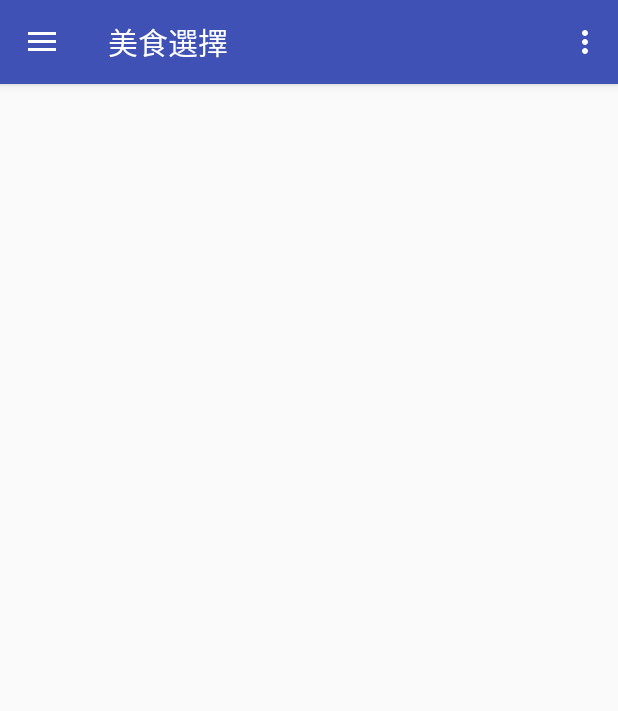
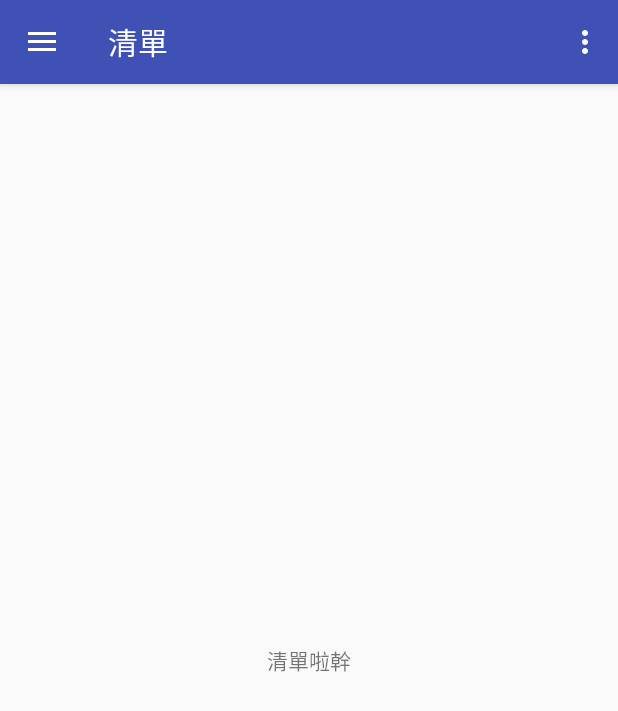
Before and after one commit to karta1133852/FoodDrawer, an Android app: the screen it shows after launch (MainActivity), in the side drawer, after a tap on "檢視清單", on a phone screen of 412 x 824 dp. Shown: the top 711 px of the screen. Run offline under Robolectric (Android 15) with nearby library versions, the phone set to English and light mode, and no system bars.

Commit message:
Backup before change whole project

```diff
--- a/app/build.gradle
+++ b/app/build.gradle
@@ -22,6 +22,7 @@ dependencies {
     implementation fileTree(include: ['*.jar'], dir: 'libs')
     implementation 'com.android.support:appcompat-v7:26.1.0'
     implementation 'com.android.support.constraint:constraint-layout:1.1.3'
+    implementation 'com.android.support:support-v4:26.1.0'
     testImplementation 'junit:junit:4.12'
     androidTestImplementation 'com.android.support.test:runner:1.0.2'
     androidTestImplementation 'com.android.support.test.espresso:espresso-core:3.0.2'
--- /dev/null
+++ b/app/src/main/java/com/shokaku/hayate/fooddrawer/DataListFragment.java
@@ -0,0 +1,29 @@
+package com.shokaku.hayate.fooddrawer;
+
+
+import android.os.Bundle;
+import android.support.v4.app.Fragment;
+import android.view.LayoutInflater;
+import android.view.View;
+import android.view.ViewGroup;
+
+
+/**
+ * A simple {@link Fragment} subclass.
+ */
+public class DataListFragment extends Fragment {
+
+
+  public DataListFragment() {
+    // Required empty public constructor
+  }
+
+
+  @Override
+  public View onCreateView(LayoutInflater inflater, ViewGroup container,
+                           Bundle savedInstanceState) {
+    // Inflate the layout for this fragment
+    return inflater.inflate(R.layout.fragment_data_list, container, false);
+  }
+
+}
--- /dev/null
+++ b/app/src/main/java/com/shokaku/hayate/fooddrawer/DrawFragment.java
@@ -0,0 +1,29 @@
+package com.shokaku.hayate.fooddrawer;
+
+
+import android.os.Bundle;
+import android.support.v4.app.Fragment;
+import android.view.LayoutInflater;
+import android.view.View;
+import android.view.ViewGroup;
+
+
+/**
+ * A simple {@link Fragment} subclass.
+ */
+public class DrawFragment extends Fragment {
+
+
+  public DrawFragment() {
+    // Required empty public constructor
+  }
+
+
+  @Override
+  public View onCreateView(LayoutInflater inflater, ViewGroup container,
+                           Bundle savedInstanceState) {
+    // Inflate the layout for this fragment
+    return inflater.inflate(R.layout.fragment_draw, container, false);
+  }
+
+}
--- a/app/src/main/java/com/shokaku/hayate/fooddrawer/MainActivity.java
+++ b/app/src/main/java/com/shokaku/hayate/fooddrawer/MainActivity.java
@@ -22,7 +22,7 @@ public class MainActivity extends AppCompatActivity {
     final DrawerLayout drawerLayout = (DrawerLayout) findViewById(R.id.drawerLayout);
     NavigationView navigationView = (NavigationView) findViewById(R.id.nav_view);
 
-    Toolbar toolbar = (Toolbar) findViewById(R.id.toolbar);
+    final Toolbar toolbar = (Toolbar) findViewById(R.id.toolbar);
     // 用toolbar做為APP的ActionBar
     setSupportActionBar(toolbar);
 
@@ -45,9 +45,15 @@ public class MainActivity extends AppCompatActivity {
 
         // 依照id判斷點了哪個項目並做相應事件
         if (id == R.id.menu_drawer) {
+          toolbar.setTitle("抽東西ㄘ");
+          DrawFragment drawFragment = new DrawFragment();
+          getSupportFragmentManager().beginTransaction().replace(R.id.fragment, drawFragment).commit();
           return true;
         }
         else if (id == R.id.menu_list) {
+          toolbar.setTitle("清單");
+          DataListFragment dataListFragment = new DataListFragment();
+          getSupportFragmentManager().beginTransaction().replace(R.id.fragment, dataListFragment).commit();
           return true;
         }
         return false;
--- a/app/src/main/res/layout/activity_main.xml
+++ b/app/src/main/res/layout/activity_main.xml
@@ -6,14 +6,21 @@ android:id="@+id/drawerLayout"
   android:layout_width="match_parent"
   android:layout_height="match_parent"
   android:fitsSystemWindows="true"
-tools:context=".MainActivity">
+  tools:context=".MainActivity"
+  tools:openDrawer="start">
 
 <!--主畫面-->
+  <LinearLayout
+    android:layout_width="match_parent"
+    android:layout_height="match_parent"
+    android:orientation="vertical">
+
     <include
       layout="@layout/app_bar_main"
       android:layout_width="match_parent"
       android:layout_height="match_parent" />
 
+  </LinearLayout>
 
 
   <!--側邊選單-->
--- a/app/src/main/res/layout/app_bar_main.xml
+++ b/app/src/main/res/layout/app_bar_main.xml
@@ -5,6 +5,8 @@
   android:layout_width="match_parent"
   android:layout_height="match_parent"
   tools:context=".MainActivity">
+
+  <include layout="@layout/content_main" />
 
   <android.support.design.widget.AppBarLayout
     android:layout_width="match_parent"
@@ -26,8 +28,4 @@
 
   </android.support.design.widget.AppBarLayout>
 
-  <include layout="@layout/content_main" />
-
-
-
 </android.support.design.widget.CoordinatorLayout>
--- a/app/src/main/res/layout/content_main.xml
+++ b/app/src/main/res/layout/content_main.xml
@@ -1,6 +1,16 @@
 <?xml version="1.0" encoding="utf-8"?>
-<android.support.constraint.ConstraintLayout
-  xmlns:android="http://schemas.android.com/apk/res/android" android:layout_width="match_parent"
-  android:layout_height="match_parent">
+<android.support.constraint.ConstraintLayout xmlns:android="http://schemas.android.com/apk/res/android"
+  xmlns:app="http://schemas.android.com/apk/res-auto"
+  xmlns:tools="http://schemas.android.com/tools"
+  android:layout_width="match_parent"
+  android:layout_height="match_parent"
+  app:layout_behavior="@string/appbar_scrolling_view_behavior"
+  tools:context=".MainActivity"
+  tools:showIn="@layout/app_bar_main">
+
+  <FrameLayout
+    android:id="@+id/fragment"
+    android:layout_width="match_parent"
+    android:layout_height="match_parent" />
 
 </android.support.constraint.ConstraintLayout>
--- /dev/null
+++ b/app/src/main/res/layout/fragment_data_list.xml
@@ -0,0 +1,20 @@
+<android.support.constraint.ConstraintLayout xmlns:android="http://schemas.android.com/apk/res/android"
+  xmlns:app="http://schemas.android.com/apk/res-auto"
+  xmlns:tools="http://schemas.android.com/tools"
+  android:layout_width="match_parent"
+  android:layout_height="match_parent"
+  tools:context="com.shokaku.hayate.fooddrawer.DataListFragment">
+
+  <!-- TODO: Update blank fragment layout -->
+  <TextView
+    android:layout_width="wrap_content"
+    android:layout_height="wrap_content"
+
+    android:text="清單啦幹"
+    app:layout_constraintBottom_toBottomOf="parent"
+    app:layout_constraintEnd_toEndOf="parent"
+    app:layout_constraintHorizontal_bias="0.5"
+    app:layout_constraintStart_toStartOf="parent"
+    app:layout_constraintTop_toTopOf="parent" />
+
+</android.support.constraint.ConstraintLayout>
--- /dev/null
+++ b/app/src/main/res/layout/fragment_draw.xml
@@ -0,0 +1,14 @@
+<FrameLayout xmlns:android="http://schemas.android.com/apk/res/android"
+  xmlns:tools="http://schemas.android.com/tools"
+  android:layout_width="match_parent"
+  android:layout_height="match_parent"
+  tools:context="com.shokaku.hayate.fooddrawer.DrawFragment">
+
+  <!-- TODO: Update blank fragment layout -->
+
+  <Button
+    android:layout_width="wrap_content"
+    android:layout_height="wrap_content"
+    android:text="@string/draw_button" />
+
+</FrameLayout>
--- /dev/null
+++ b/app/src/main/res/values-v21/styles.xml
@@ -0,0 +1,10 @@
+<?xml version="1.0" encoding="utf-8"?>
+<resources>
+
+  <style name="AppTheme.NoActionBar">
+    <item name="windowActionBar">false</item>
+    <item name="windowNoTitle">true</item>
+    <item name="android:statusBarColor">@android:color/transparent</item>
+  </style>
+
+</resources>
--- a/app/src/main/res/values/strings.xml
+++ b/app/src/main/res/values/strings.xml
@@ -14,4 +14,9 @@
   <string name="menu_list">檢視清單</string>
   <string name="menu_drawer">抽東西ㄘ</string>
 
+  <string name="draw_button">點我ㄘ啥</string>
+
+  <!-- TODO: Remove or change this placeholder text -->
+  <string name="hello_blank_fragment">Hello blank fragment</string>
+
 </resources>
--- a/app/src/main/res/values/styles.xml
+++ b/app/src/main/res/values/styles.xml
@@ -8,7 +8,7 @@
     <item name="colorAccent">@color/colorAccent</item>
   </style>
 
-  <style name="AppTheme.NoActionBar" parent="AppTheme">
+  <style name="AppTheme.NoActionBar">
     <item name="windowActionBar">false</item>
     <item name="windowNoTitle">true</item>
   </style>
--- a/build.gradle
+++ b/build.gradle
@@ -7,7 +7,7 @@ buildscript {
         jcenter()
     }
     dependencies {
-        classpath 'com.android.tools.build:gradle:3.0.1'
+        classpath 'com.android.tools.build:gradle:3.2.0'
 
 
         // NOTE: Do not place your application dependencies here; they belong
```
Also changed, not shown: gradle/wrapper/gradle-wrapper.properties. Lines whose indentation alone changed are shown as unchanged.
